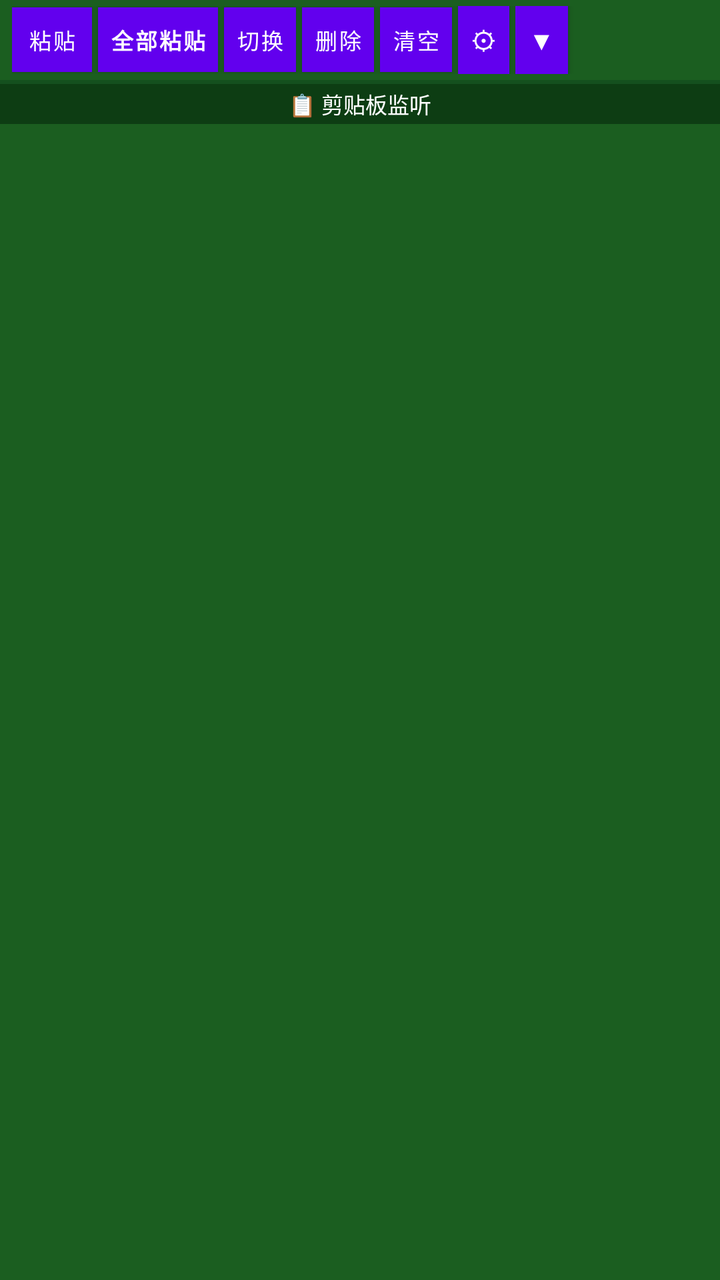
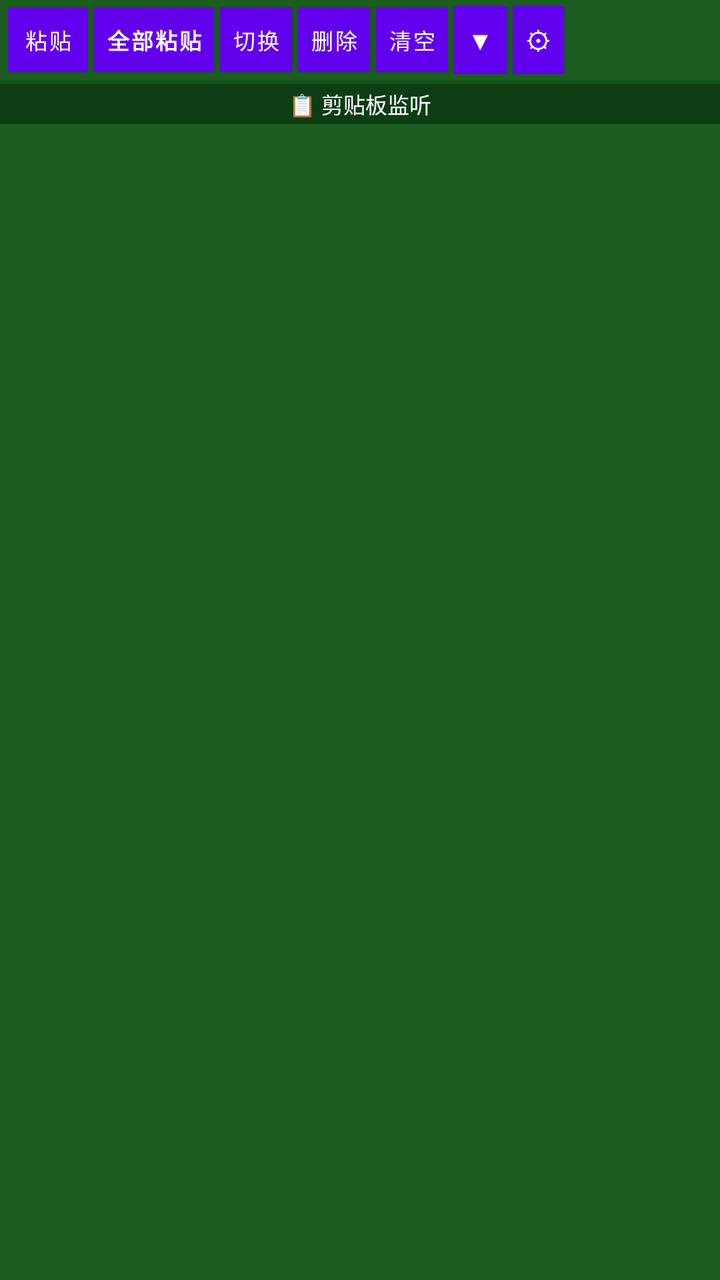

The first picture is an Android layout as it rendered before a commit; the second is the same layout after the commit. The layout source and the unified diff follow.
<!-- AndroidManifest.xml: application theme Theme.JianJi -->
<!-- res/layout/ime_view.xml -->
<?xml version="1.0" encoding="utf-8"?>
<LinearLayout xmlns:android="http://schemas.android.com/apk/res/android"
    android:layout_width="match_parent"
    android:layout_height="wrap_content"
    android:background="#FF1B5E20"
    android:orientation="vertical"
    android:padding="0dp">

    
    <HorizontalScrollView
        android:id="@+id/btnBarScroll"
        android:layout_width="match_parent"
        android:layout_height="wrap_content"
        android:background="#FF1B5E20"
        android:fillViewport="true"
        android:scrollbars="none">

        <LinearLayout
            android:id="@+id/btnBarContainer"
            android:layout_width="wrap_content"
            android:layout_height="wrap_content"
            android:gravity="center_vertical"
            android:orientation="horizontal"
            android:paddingHorizontal="6dp"
            android:paddingVertical="3dp">

            <Button
                android:id="@+id/btnPasteLast"
                android:layout_width="wrap_content"
                android:layout_height="wrap_content"
                android:background="#FF388E3C"
                android:minHeight="0dp"
                android:minWidth="0dp"
                android:paddingHorizontal="8dp"
                android:paddingVertical="2dp"
                android:text="粘贴"
                android:textColor="#FFFFFF"
                android:textSize="11sp" />

            <Button
                android:id="@+id/btnPasteAll"
                android:layout_width="wrap_content"
                android:layout_height="wrap_content"
                android:layout_marginStart="3dp"
                android:background="#FFFF9800"
                android:minHeight="0dp"
                android:minWidth="0dp"
                android:paddingHorizontal="6dp"
                android:paddingVertical="2dp"
                android:text="全部粘贴"
                android:textColor="#FFFFFF"
                android:textSize="11sp"
                android:textStyle="bold" />

            <Button
                android:id="@+id/btnSwitchBack"
                android:layout_width="wrap_content"
                android:layout_height="wrap_content"
                android:layout_marginStart="3dp"
                android:background="#FF2E7D32"
                android:minHeight="0dp"
                android:minWidth="0dp"
                android:paddingHorizontal="6dp"
                android:paddingVertical="2dp"
                android:text="切换"
                android:textColor="#FFFFFF"
                android:textSize="11sp" />

            <Button
                android:id="@+id/btnDelete"
                android:layout_width="wrap_content"
                android:layout_height="wrap_content"
                android:layout_marginStart="3dp"
                android:background="#FFD32F2F"
                android:minHeight="0dp"
                android:minWidth="0dp"
                android:paddingHorizontal="6dp"
                android:paddingVertical="2dp"
                android:text="删除"
                android:textColor="#FFFFFF"
                android:textSize="11sp" />

            <Button
                android:id="@+id/btnClearClipboard"
                android:layout_width="wrap_content"
                android:layout_height="wrap_content"
                android:layout_marginStart="3dp"
                android:background="#FFB00020"
                android:minHeight="0dp"
                android:minWidth="0dp"
                android:paddingHorizontal="6dp"
                android:paddingVertical="2dp"
                android:text="清空"
                android:textColor="#FFFFFF"
                android:textSize="11sp" />

            <Button
                android:id="@+id/btnSettings"
                android:layout_width="wrap_content"
                android:layout_height="wrap_content"
                android:layout_marginStart="3dp"
                android:background="#FF37474F"
                android:minHeight="0dp"
                android:minWidth="0dp"
                android:paddingHorizontal="6dp"
                android:paddingVertical="2dp"
                android:text="⚙"
                android:textColor="#FFFFFF"
                android:textSize="13sp" />

            <Button
                android:id="@+id/btnHideIme"
                android:layout_width="wrap_content"
                android:layout_height="wrap_content"
                android:layout_marginStart="3dp"
                android:background="#FF455A64"
                android:minHeight="0dp"
                android:minWidth="0dp"
                android:paddingHorizontal="6dp"
                android:paddingVertical="2dp"
                android:text="▼"
                android:textColor="#FFFFFF"
                android:textSize="13sp" />

        </LinearLayout>
    </HorizontalScrollView>

    
    <FrameLayout
        android:id="@+id/contentArea"
        android:layout_width="match_parent"
        android:layout_height="wrap_content"
        android:background="#FF14501E">

        
        <androidx.recyclerview.widget.RecyclerView
            android:id="@+id/rvImeClipboard"
            android:layout_width="match_parent"
            android:layout_height="match_parent"
            android:clipToPadding="false"
            android:fadeScrollbars="false"
            android:padding="1dp"
            android:scrollbarSize="4dp"
            android:scrollbarThumbVertical="@android:color/darker_gray"
            android:scrollbars="vertical" />

        
        <ScrollView
            android:id="@+id/scrollImeSettings"
            android:layout_width="match_parent"
            android:layout_height="match_parent"
            android:background="#FF1A3A1A"
            android:scrollbars="vertical"
            android:visibility="gone">

            <LinearLayout
                android:layout_width="match_parent"
                android:layout_height="wrap_content"
                android:orientation="vertical"
                android:paddingHorizontal="8dp"
                android:paddingVertical="4dp">

                <TextView
                    android:id="@+id/tvSettingsTitle"
                    android:layout_width="match_parent"
                    android:layout_height="wrap_content"
                    android:text="@string/ime_settings_panel_title"
                    android:textColor="#FFA5D6A7"
                    android:textSize="10sp" />

                <TextView
                    android:id="@+id/tvSkinSection"
                    android:layout_width="match_parent"
                    android:layout_height="wrap_content"
                    android:layout_marginTop="4dp"
                    android:textColor="#FFA5D6A7"
                    android:textSize="10sp" />

                <LinearLayout
                    android:id="@+id/rowSkinHarmony"
                    android:layout_width="match_parent"
                    android:layout_height="wrap_content"
                    android:gravity="center_vertical"
                    android:orientation="horizontal"
                    android:paddingVertical="5dp">

                    <TextView
                        android:id="@+id/tvMarkHarmony"
                        android:layout_width="wrap_content"
                        android:layout_height="wrap_content"
                        android:text="◉"
                        android:textColor="#FFA5D6A7"
                        android:textSize="13sp" />

                    <TextView
                        android:id="@+id/tvNameHarmony"
                        android:layout_width="wrap_content"
                        android:layout_height="wrap_content"
                        android:layout_marginStart="6dp"
                        android:text="@string/skin_harmony"
                        android:textColor="#FFE8F5E9"
                        android:textSize="12sp" />
                </LinearLayout>

                <LinearLayout
                    android:id="@+id/rowSkinAndroid"
                    android:layout_width="match_parent"
                    android:layout_height="wrap_content"
                    android:gravity="center_vertical"
                    android:orientation="horizontal"
                    android:paddingVertical="5dp">

                    <TextView
                        android:id="@+id/tvMarkAndroid"
                        android:layout_width="wrap_content"
                        android:layout_height="wrap_content"
                        android:text="○"
                        android:textColor="#FFA5D6A7"
                        android:textSize="13sp" />

                    <TextView
                        android:id="@+id/tvNameAndroid"
                        android:layout_width="wrap_content"
                        android:layout_height="wrap_content"
                        android:layout_marginStart="6dp"
                        android:text="@string/skin_android"
                        android:textColor="#FFE8F5E9"
                        android:textSize="12sp" />
                </LinearLayout>

                <Button
                    android:id="@+id/btnSettingsBack"
                    android:layout_width="wrap_content"
                    android:layout_height="wrap_content"
                    android:layout_marginTop="4dp"
                    android:background="#FF455A64"
                    android:minHeight="0dp"
                    android:minWidth="0dp"
                    android:paddingHorizontal="8dp"
                    android:paddingVertical="2dp"
                    android:text="@string/ime_settings_back"
                    android:textColor="#FFFFFF"
                    android:textSize="11sp" />
            </LinearLayout>
        </ScrollView>
    </FrameLayout>

    
    <TextView
        android:id="@+id/tvImeStatus"
        android:layout_width="match_parent"
        android:layout_height="wrap_content"
        android:background="#FF0D3D13"
        android:gravity="center"
        android:paddingHorizontal="6dp"
        android:paddingVertical="2dp"
        android:text="📋 剪贴板监听"
        android:textColor="#FFFFFF"
        android:textSize="11sp" />

</LinearLayout>
<!-- resources referenced by this layout -->
<resources>
  <string name="ime_settings_back">返回列表</string>
  <string name="ime_settings_panel_title">键盘设置</string>
  <string name="skin_android">Android 原版（深绿键盘）</string>
  <string name="skin_harmony">鸿蒙风（清淡白）</string>
  <style name="Theme.JianJi" parent="Theme.MaterialComponents.DayNight.NoActionBar">
          <item name="colorPrimary">@color/primary</item>
          <item name="colorPrimaryVariant">@color/primary_variant</item>
          <item name="colorAccent">@color/accent</item>
          <item name="android:windowBackground">@color/background</item>
      </style>
  <color name="primary">#FF6200EE</color>
  <color name="primary_variant">#FF3700B3</color>
  <color name="accent">#FF03DAC5</color>
  <color name="background">#FFF5F5F5</color>
</resources>

<!-- the commit's change to res/layout/ime_view.xml (unified diff, before → after) -->
@@ -21,7 +21,7 @@
             android:layout_height="wrap_content"
             android:gravity="center_vertical"
             android:orientation="horizontal"
-            android:paddingHorizontal="6dp"
+            android:paddingHorizontal="4dp"
             android:paddingVertical="3dp">
 
             <Button
@@ -95,6 +95,20 @@
                 android:textSize="11sp" />
 
             <Button
+                android:id="@+id/btnHideIme"
+                android:layout_width="wrap_content"
+                android:layout_height="wrap_content"
+                android:layout_marginStart="3dp"
+                android:background="#FF455A64"
+                android:minHeight="0dp"
+                android:minWidth="0dp"
+                android:paddingHorizontal="6dp"
+                android:paddingVertical="2dp"
+                android:text="▼"
+                android:textColor="#FFFFFF"
+                android:textSize="13sp" />
+
+            <Button
                 android:id="@+id/btnSettings"
                 android:layout_width="wrap_content"
                 android:layout_height="wrap_content"
@@ -105,20 +119,6 @@
                 android:paddingHorizontal="6dp"
                 android:paddingVertical="2dp"
                 android:text="⚙"
-                android:textColor="#FFFFFF"
-                android:textSize="13sp" />
-
-            <Button
-                android:id="@+id/btnHideIme"
-                android:layout_width="wrap_content"
-                android:layout_height="wrap_content"
-                android:layout_marginStart="3dp"
-                android:background="#FF455A64"
-                android:minHeight="0dp"
-                android:minWidth="0dp"
-                android:paddingHorizontal="6dp"
-                android:paddingVertical="2dp"
-                android:text="▼"
                 android:textColor="#FFFFFF"
                 android:textSize="13sp" />
 
